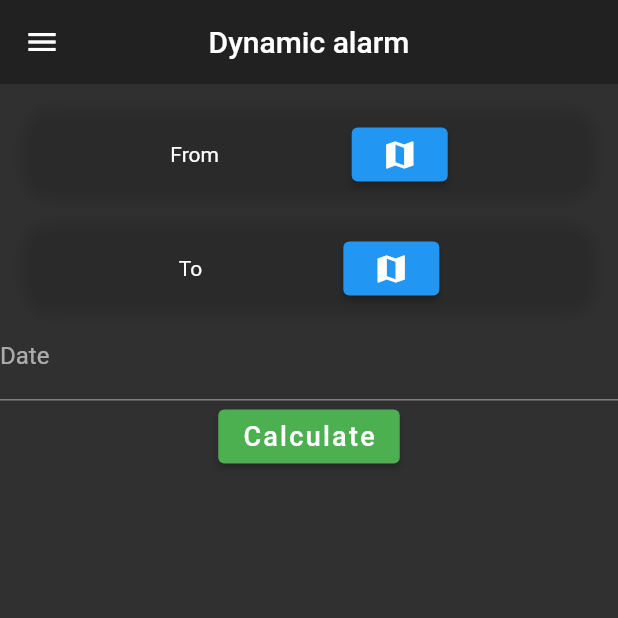
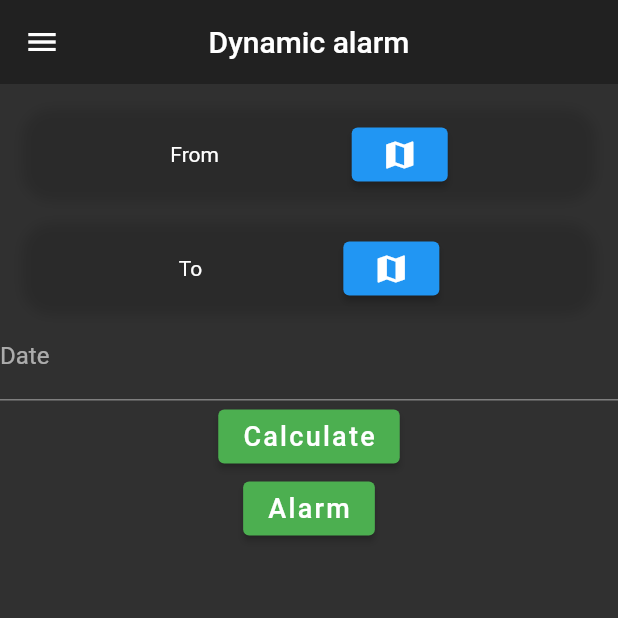
Before and after one commit to HazemIbrahim98/smart_home, a Flutter app: the DynamicAlarmPage screen opened by its route, on a phone screen of 412 x 824 dp, the top half of it. Run offline on Flutter 3.47's test engine with Material 2 defaults, Android fonts, the phone set to English and light mode, and no system bars; drawn by our look-alikes of date_time_picker; our stand-ins replace flutter_local_notifications, fluttertoast, google_maps_flutter; missing offline and left inert: flutter_ringtone_player, flutter_webview_plugin, google_map_location_picker, mqtt_client; Roboto replaces fonts that are missing (OpenSans).

Commit message:
Failed Attempt to add an alarm

```diff
--- a/lib/my_reused_widgets.dart
+++ b/lib/my_reused_widgets.dart
@@ -49,10 +49,20 @@ Widget myDrawer(BuildContext context) {
 Widget myButton(
     BuildContext context, String text, Function onpress, bool done) {
   Color color = done ? Colors.green : Colors.red;
+  if (text == 'Power')
     return Container(
       child: ElevatedButton(
           onPressed: onpress,
-      style: ElevatedButton.styleFrom(primary: color, onPrimary: Colors.black),
+          style:
+              ElevatedButton.styleFrom(primary: color, onPrimary: Colors.black),
+          child: Icon(Icons.power_settings_new)),
+    );
+  else
+    return Container(
+      child: ElevatedButton(
+        onPressed: onpress,
+        style:
+            ElevatedButton.styleFrom(primary: color, onPrimary: Colors.black),
         child: Text(
           text,
           style: const TextStyle(
--- a/pubspec.yaml
+++ b/pubspec.yaml
@@ -20,7 +20,9 @@ dependencies:
   google_map_location_picker: ^4.1.7
   date_time_picker: "^2.0.0"
   flutter_webview_plugin: ^0.3.11
-
+  android_alarm_manager: ^2.0.0
+  flutter_local_notifications:
+  flutter_ringtone_player: ^3.0.0
 dev_dependencies:
   flutter_test:
     sdk: flutter
```
Also changed, not shown: lib/dynamic_alarm_page.dart (+44 -7 lines), lib/init_IR_page.dart (+1 -28 lines), pubspec.lock, 2 other files. Lines whose indentation alone changed are shown as unchanged.
